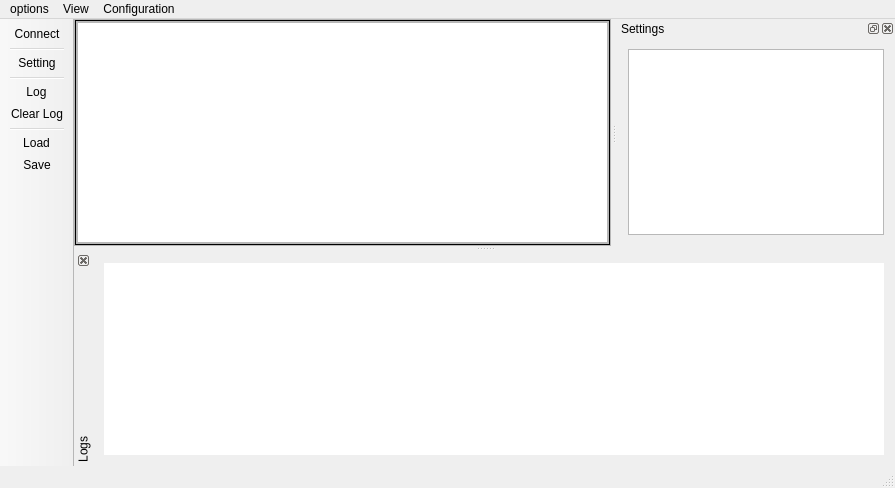
First picture: the form in IbTradeQt/MainSystem/ibtradesystemview.ui, repository CloseToAlgoTrading/IbTradeQtDev, before the edit.
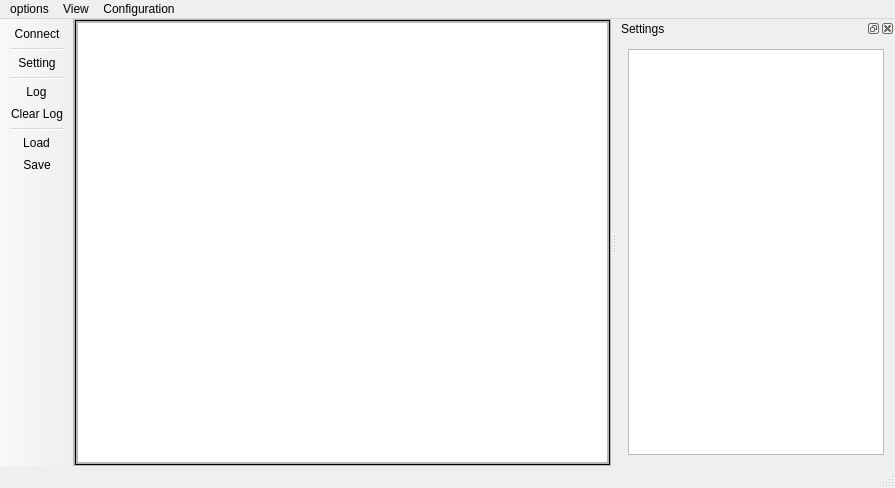
Second picture: the form after the edit. Icons and pictures are not drawn.

Commit message:
UI layout persistence (SQLite) and Events-only logging
- Add UiLayoutStore: persist window/splitter/dock/header state in app_metadata JSON
- Add UiLayoutDefaults (+ Tables/Catalog split) for single-source defaults and restore
- Wire controller: load after MapSignals, save on aboutToQuit, View > Restore Default Layout
- Register splitters/trees/tables; Qt6-safe header helpers for QTreeView/QTableView
- Remove legacy Logs QTextEdit dock; keep EventLogPanel only
- tests.pro: ciconhandler + UiLayoutDefaultsCatalog for link; StrategyManagementPanel QSplitter fix

Made-with: Cursor

What changed in the file:
```diff
--- a/IbTradeQt/MainSystem/ibtradesystemview.ui
+++ b/IbTradeQt/MainSystem/ibtradesystemview.ui
@@ -165,53 +165,6 @@
    <addaction name="actionSave"/>
   </widget>
   <widget class="QStatusBar" name="statusBar"/>
-  <widget class="QDockWidget" name="dockWidget_Logging">
-   <property name="minimumSize">
-    <size>
-     <width>295</width>
-     <height>212</height>
-    </size>
-   </property>
-   <property name="layoutDirection">
-    <enum>Qt::LeftToRight</enum>
-   </property>
-   <property name="features">
-    <set>QDockWidget::DockWidgetClosable|QDockWidget::DockWidgetVerticalTitleBar</set>
-   </property>
-   <property name="allowedAreas">
-    <set>Qt::BottomDockWidgetArea</set>
-   </property>
-   <property name="windowTitle">
-    <string>Logs</string>
-   </property>
-   <attribute name="dockWidgetArea">
-    <number>8</number>
-   </attribute>
-   <widget class="QWidget" name="dockWidgetContents_2">
-    <layout class="QGridLayout" name="gridLayout">
-     <item row="0" column="0">
-      <layout class="QHBoxLayout" name="horizontalLayout_3">
-       <item>
-        <widget class="QTextEdit" name="textEdit">
-         <property name="sizePolicy">
-          <sizepolicy hsizetype="MinimumExpanding" vsizetype="MinimumExpanding">
-           <horstretch>0</horstretch>
-           <verstretch>0</verstretch>
-          </sizepolicy>
-         </property>
-         <property name="frameShape">
-          <enum>QFrame::NoFrame</enum>
-         </property>
-         <property name="sizeAdjustPolicy">
-          <enum>QAbstractScrollArea::AdjustIgnored</enum>
-         </property>
-        </widget>
-       </item>
-      </layout>
-     </item>
-    </layout>
-   </widget>
-  </widget>
   <widget class="QDockWidget" name="dockWidget_Settings">
    <property name="features">
     <set>QDockWidget::DockWidgetClosable|QDockWidget::DockWidgetMovable|QDockWidget::DockWidgetFloatable</set>
```
Left out of the diff: 7 changed lines with no effect on the pictures. The commit also changes 23 other files.
